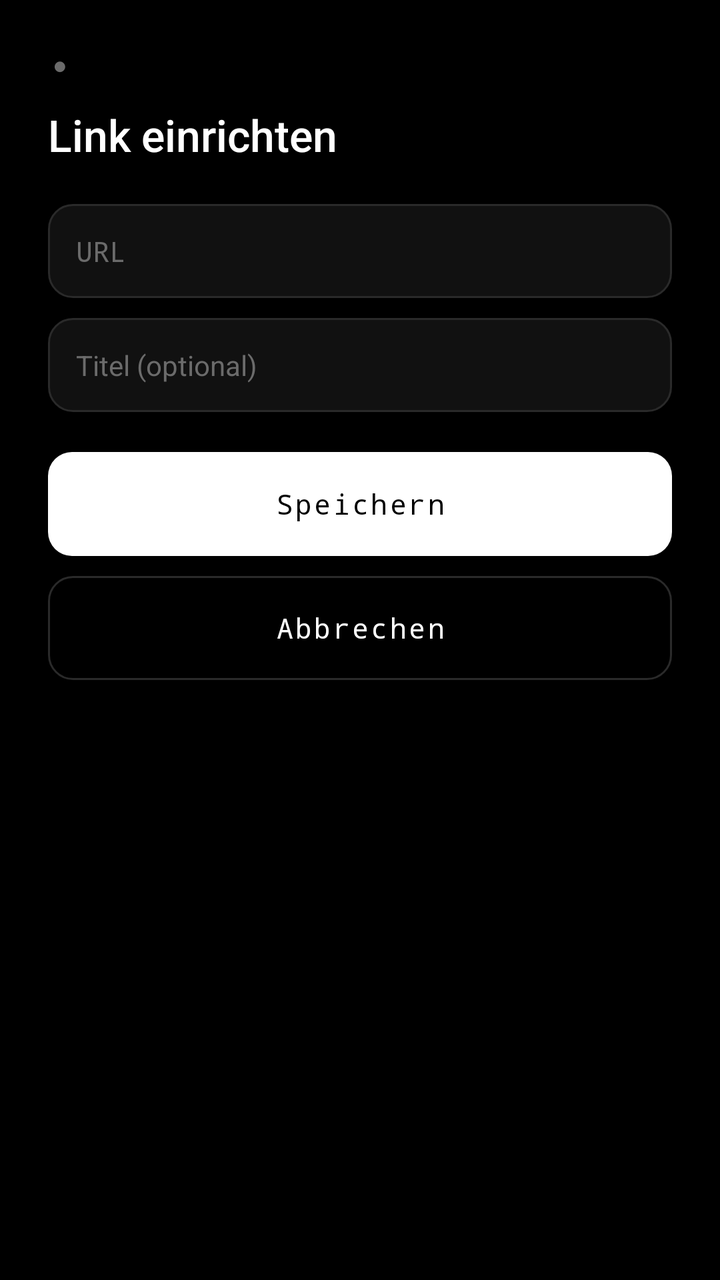
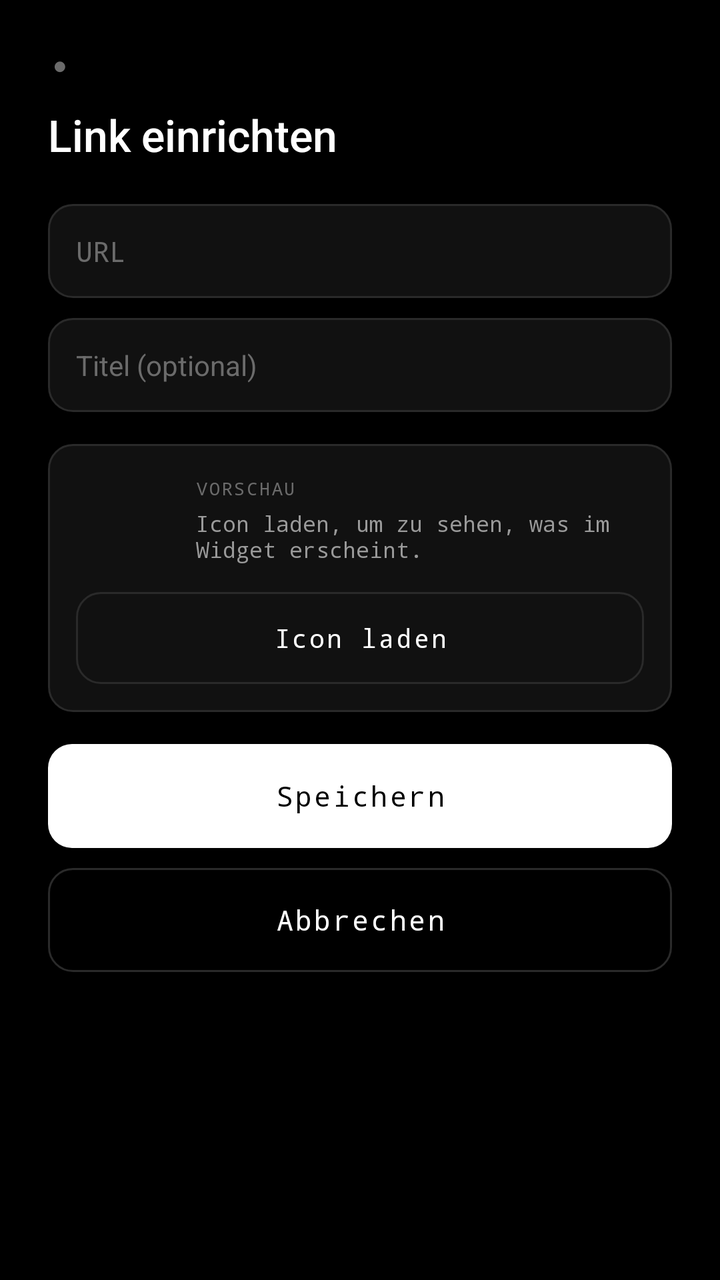

Before-and-after screenshots of an Android layout around one commit, followed by the original layout XML and the change that was made.
<!-- AndroidManifest.xml: activity theme Theme.LinkWidget -->
<!-- res/layout/activity_widget_config.xml -->
<?xml version="1.0" encoding="utf-8"?>
<LinearLayout xmlns:android="http://schemas.android.com/apk/res/android"
    android:layout_width="match_parent"
    android:layout_height="wrap_content"
    android:background="@color/nothing_black"
    android:orientation="vertical"
    android:padding="24dp">

    <TextView
        android:layout_width="wrap_content"
        android:layout_height="wrap_content"
        android:fontFamily="monospace"
        android:letterSpacing="0.4"
        android:text="●"
        android:textColor="@color/nothing_dim"
        android:textSize="12sp" />

    <TextView
        android:layout_width="match_parent"
        android:layout_height="wrap_content"
        android:layout_marginTop="12dp"
        android:fontFamily="sans-serif-medium"
        android:text="@string/config_title"
        android:textColor="@color/nothing_white"
        android:textSize="22sp" />

    <EditText
        android:id="@+id/input_url"
        android:layout_width="match_parent"
        android:layout_height="wrap_content"
        android:layout_marginTop="20dp"
        android:background="@drawable/input_background"
        android:fontFamily="monospace"
        android:hint="@string/hint_url"
        android:importantForAutofill="no"
        android:inputType="textUri"
        android:padding="14dp"
        android:textColor="@color/nothing_white"
        android:textColorHint="@color/nothing_dim"
        android:textSize="14sp" />

    <EditText
        android:id="@+id/input_title"
        android:layout_width="match_parent"
        android:layout_height="wrap_content"
        android:layout_marginTop="10dp"
        android:background="@drawable/input_background"
        android:fontFamily="sans-serif"
        android:hint="@string/hint_title"
        android:importantForAutofill="no"
        android:inputType="text"
        android:padding="14dp"
        android:textColor="@color/nothing_white"
        android:textColorHint="@color/nothing_dim"
        android:textSize="14sp" />

    <Button
        android:id="@+id/button_save"
        android:layout_width="match_parent"
        android:layout_height="52dp"
        android:layout_marginTop="20dp"
        android:background="@drawable/button_background"
        android:fontFamily="monospace"
        android:letterSpacing="0.08"
        android:text="@string/button_save"
        android:textAllCaps="false"
        android:textColor="@color/nothing_black"
        android:textSize="14sp" />

    <Button
        android:id="@+id/button_cancel"
        android:layout_width="match_parent"
        android:layout_height="52dp"
        android:layout_marginTop="10dp"
        android:background="@drawable/button_background_outline"
        android:fontFamily="monospace"
        android:letterSpacing="0.08"
        android:text="@string/button_cancel"
        android:textAllCaps="false"
        android:textColor="@color/nothing_white"
        android:textSize="14sp" />

</LinearLayout>
<!-- resources referenced by this layout -->
<resources>
  <color name="nothing_black">#FF000000</color>
  <color name="nothing_dim">#FF6B6B6B</color>
  <color name="nothing_white">#FFFFFFFF</color>
  <!-- drawable button_background (drawable) -->
  <?xml version="1.0" encoding="utf-8"?>
  <shape xmlns:android="http://schemas.android.com/apk/res/android"
      android:shape="rectangle">
      <solid android:color="@color/nothing_white" />
      <corners android:radius="12dp" />
  </shape>
  <!-- drawable button_background_outline (drawable) -->
  <?xml version="1.0" encoding="utf-8"?>
  <shape xmlns:android="http://schemas.android.com/apk/res/android"
      android:shape="rectangle">
      <solid android:color="@android:color/transparent" />
      <corners android:radius="12dp" />
      <stroke
          android:width="1dp"
          android:color="@color/nothing_outline" />
  </shape>
  <!-- drawable input_background (drawable) -->
  <?xml version="1.0" encoding="utf-8"?>
  <shape xmlns:android="http://schemas.android.com/apk/res/android"
      android:shape="rectangle">
      <solid android:color="@color/nothing_surface" />
      <corners android:radius="12dp" />
      <stroke
          android:width="1dp"
          android:color="@color/nothing_outline" />
  </shape>
  <string name="button_cancel">Abbrechen</string>
  <string name="button_save">Speichern</string>
  <string name="config_title">Link einrichten</string>
  <string name="hint_title">Titel (optional)</string>
  <string name="hint_url">URL</string>
  <style name="Theme.LinkWidget" parent="Theme.AppCompat.DayNight.NoActionBar">
          <item name="android:windowBackground">@color/nothing_black</item>
          <item name="android:colorBackground">@color/nothing_black</item>
          <item name="android:textColorPrimary">@color/nothing_white</item>
          <item name="android:textColorSecondary">@color/nothing_grey</item>
          <item name="colorAccent">@color/nothing_accent</item>
          <item name="colorPrimary">@color/nothing_accent</item>
          <item name="android:statusBarColor">@color/nothing_black</item>
          <item name="android:navigationBarColor">@color/nothing_black</item>
          <item name="android:windowLightStatusBar">false</item>
      </style>
  <color name="nothing_outline">#FF2A2A2A</color>
  <color name="nothing_surface">#FF111111</color>
  <color name="nothing_grey">#FF9A9A9A</color>
  <color name="nothing_accent">#FFFFFFFF</color>
</resources>

<!-- the commit's change to res/layout/activity_widget_config.xml (unified diff, before → after) -->
@@ -1,83 +1,158 @@
 <?xml version="1.0" encoding="utf-8"?>
-<LinearLayout xmlns:android="http://schemas.android.com/apk/res/android"
+<ScrollView xmlns:android="http://schemas.android.com/apk/res/android"
     android:layout_width="match_parent"
-    android:layout_height="wrap_content"
+    android:layout_height="match_parent"
     android:background="@color/nothing_black"
-    android:orientation="vertical"
-    android:padding="24dp">
+    android:fillViewport="true">
 
-    <TextView
-        android:layout_width="wrap_content"
-        android:layout_height="wrap_content"
-        android:fontFamily="monospace"
-        android:letterSpacing="0.4"
-        android:text="●"
-        android:textColor="@color/nothing_dim"
-        android:textSize="12sp" />
-
-    <TextView
+    <LinearLayout
         android:layout_width="match_parent"
         android:layout_height="wrap_content"
-        android:layout_marginTop="12dp"
-        android:fontFamily="sans-serif-medium"
-        android:text="@string/config_title"
-        android:textColor="@color/nothing_white"
-        android:textSize="22sp" />
+        android:orientation="vertical"
+        android:padding="24dp">
 
-    <EditText
-        android:id="@+id/input_url"
-        android:layout_width="match_parent"
-        android:layout_height="wrap_content"
-        android:layout_marginTop="20dp"
-        android:background="@drawable/input_background"
-        android:fontFamily="monospace"
-        android:hint="@string/hint_url"
-        android:importantForAutofill="no"
-        android:inputType="textUri"
-        android:padding="14dp"
-        android:textColor="@color/nothing_white"
-        android:textColorHint="@color/nothing_dim"
-        android:textSize="14sp" />
+        <TextView
+            android:layout_width="wrap_content"
+            android:layout_height="wrap_content"
+            android:fontFamily="monospace"
+            android:letterSpacing="0.4"
+            android:text="●"
+            android:textColor="@color/nothing_dim"
+            android:textSize="12sp" />
 
-    <EditText
-        android:id="@+id/input_title"
-        android:layout_width="match_parent"
-        android:layout_height="wrap_content"
-        android:layout_marginTop="10dp"
-        android:background="@drawable/input_background"
-        android:fontFamily="sans-serif"
-        android:hint="@string/hint_title"
-        android:importantForAutofill="no"
-        android:inputType="text"
-        android:padding="14dp"
-        android:textColor="@color/nothing_white"
-        android:textColorHint="@color/nothing_dim"
-        android:textSize="14sp" />
+        <TextView
+            android:layout_width="match_parent"
+            android:layout_height="wrap_content"
+            android:layout_marginTop="12dp"
+            android:fontFamily="sans-serif-medium"
+            android:text="@string/config_title"
+            android:textColor="@color/nothing_white"
+            android:textSize="22sp" />
 
-    <Button
-        android:id="@+id/button_save"
-        android:layout_width="match_parent"
-        android:layout_height="52dp"
-        android:layout_marginTop="20dp"
-        android:background="@drawable/button_background"
-        android:fontFamily="monospace"
-        android:letterSpacing="0.08"
-        android:text="@string/button_save"
-        android:textAllCaps="false"
-        android:textColor="@color/nothing_black"
-        android:textSize="14sp" />
+        <EditText
+            android:id="@+id/input_url"
+            android:layout_width="match_parent"
+            android:layout_height="wrap_content"
+            android:layout_marginTop="20dp"
+            android:background="@drawable/input_background"
+            android:fontFamily="monospace"
+            android:hint="@string/hint_url"
+            android:importantForAutofill="no"
+            android:inputType="textUri"
+            android:padding="14dp"
+            android:textColor="@color/nothing_white"
+            android:textColorHint="@color/nothing_dim"
+            android:textSize="14sp" />
 
-    <Button
-        android:id="@+id/button_cancel"
-        android:layout_width="match_parent"
-        android:layout_height="52dp"
-        android:layout_marginTop="10dp"
-        android:background="@drawable/button_background_outline"
-        android:fontFamily="monospace"
-        android:letterSpacing="0.08"
-        android:text="@string/button_cancel"
-        android:textAllCaps="false"
-        android:textColor="@color/nothing_white"
-        android:textSize="14sp" />
+        <EditText
+            android:id="@+id/input_title"
+            android:layout_width="match_parent"
+            android:layout_height="wrap_content"
+            android:layout_marginTop="10dp"
+            android:background="@drawable/input_background"
+            android:fontFamily="sans-serif"
+            android:hint="@string/hint_title"
+            android:importantForAutofill="no"
+            android:inputType="text"
+            android:padding="14dp"
+            android:textColor="@color/nothing_white"
+            android:textColorHint="@color/nothing_dim"
+            android:textSize="14sp" />
 
-</LinearLayout>
+        
+        <LinearLayout
+            android:layout_width="match_parent"
+            android:layout_height="wrap_content"
+            android:layout_marginTop="16dp"
+            android:background="@drawable/input_background"
+            android:orientation="vertical"
+            android:padding="14dp">
+
+            <LinearLayout
+                android:layout_width="match_parent"
+                android:layout_height="wrap_content"
+                android:gravity="center_vertical"
+                android:orientation="horizontal">
+
+                <ImageView
+                    android:id="@+id/preview_image"
+                    android:layout_width="48dp"
+                    android:layout_height="48dp"
+                    android:contentDescription="@string/widget_icon_desc"
+                    android:scaleType="fitCenter"
+                    android:visibility="invisible" />
+
+                <LinearLayout
+                    android:layout_width="0dp"
+                    android:layout_height="wrap_content"
+                    android:layout_marginStart="12dp"
+                    android:layout_weight="1"
+                    android:orientation="vertical">
+
+                    <TextView
+                        android:layout_width="match_parent"
+                        android:layout_height="wrap_content"
+                        android:fontFamily="monospace"
+                        android:letterSpacing="0.1"
+                        android:text="@string/preview_label"
+                        android:textColor="@color/nothing_dim"
+                        android:textSize="9sp" />
+
+                    <TextView
+                        android:id="@+id/preview_status"
+                        android:layout_width="match_parent"
+                        android:layout_height="wrap_content"
+                        android:layout_marginTop="4dp"
+                        android:fontFamily="monospace"
+                        android:text="@string/fetch_hint"
+                        android:textColor="@color/nothing_grey"
+                        android:textSize="11sp" />
+
+                </LinearLayout>
+
+            </LinearLayout>
+
+            <Button
+                android:id="@+id/button_fetch"
+                android:layout_width="match_parent"
+                android:layout_height="46dp"
+                android:layout_marginTop="12dp"
+                android:background="@drawable/button_background_outline"
+                android:fontFamily="monospace"
+                android:letterSpacing="0.08"
+                android:text="@string/button_fetch"
+                android:textAllCaps="false"
+                android:textColor="@color/nothing_white"
+                android:textSize="13sp" />
+
+        </LinearLayout>
+
+        <Button
+            android:id="@+id/button_save"
+            android:layout_width="match_parent"
+            android:layout_height="52dp"
+            android:layout_marginTop="16dp"
+            android:background="@drawable/button_background"
+            android:fontFamily="monospace"
+            android:letterSpacing="0.08"
+            android:text="@string/button_save"
+            android:textAllCaps="false"
+            android:textColor="@color/nothing_black"
+            android:textSize="14sp" />
+
+        <Button
+            android:id="@+id/button_cancel"
+            android:layout_width="match_parent"
+            android:layout_height="52dp"
+            android:layout_marginTop="10dp"
+            android:background="@drawable/button_background_outline"
+            android:fontFamily="monospace"
+            android:letterSpacing="0.08"
+            android:text="@string/button_cancel"
+            android:textAllCaps="false"
+            android:textColor="@color/nothing_white"
+            android:textSize="14sp" />
+
+    </LinearLayout>
+
+</ScrollView>
<!-- resource entries referenced after the edit -->
@@ -31,10 +31,14 @@
           android:color="@color/nothing_outline" />
   </shape>
   <string name="button_cancel">Abbrechen</string>
+  <string name="button_fetch">Icon laden</string>
   <string name="button_save">Speichern</string>
   <string name="config_title">Link einrichten</string>
+  <string name="fetch_hint">Icon laden, um zu sehen, was im Widget erscheint.</string>
   <string name="hint_title">Titel (optional)</string>
   <string name="hint_url">URL</string>
+  <string name="preview_label">VORSCHAU</string>
+  <string name="widget_icon_desc">Favicon der Website</string>
   <style name="Theme.LinkWidget" parent="Theme.AppCompat.DayNight.NoActionBar">
           <item name="android:windowBackground">@color/nothing_black</item>
           <item name="android:colorBackground">@color/nothing_black</item>
